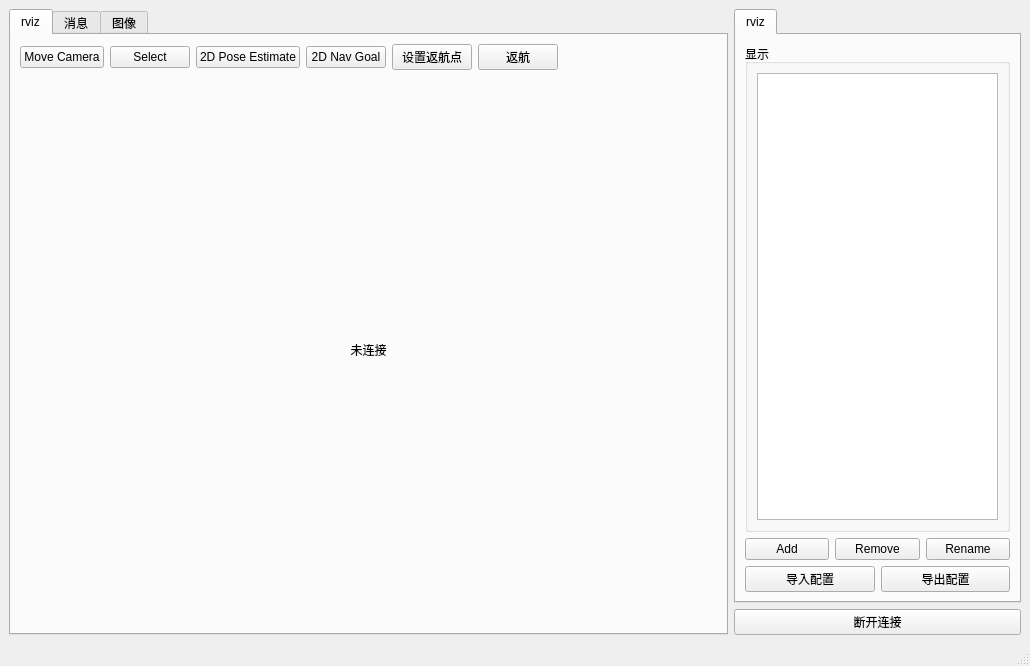
Old version of the form forms/mainwindow.ui in the repository icetd/RobotControl.
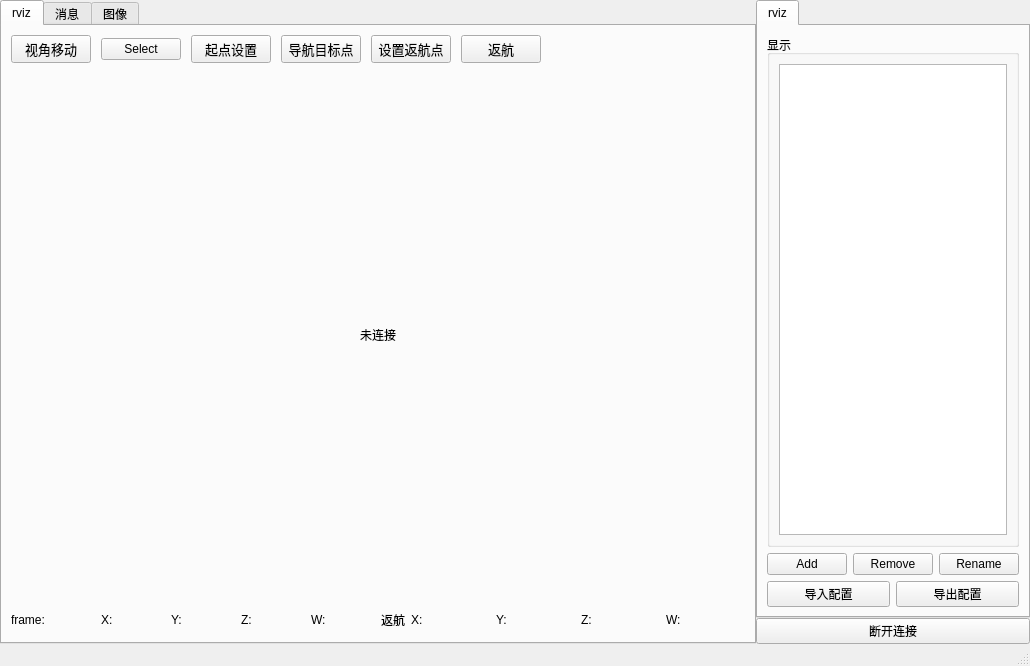
New version of the form.

Diff of the .ui file:
```diff
--- a/forms/mainwindow.ui
+++ b/forms/mainwindow.ui
@@ -38,7 +38,22 @@
    <property name="layoutDirection">
     <enum>Qt::LeftToRight</enum>
    </property>
-   <layout class="QHBoxLayout" name="horizontalLayout_2" stretch="5,2">
+   <layout class="QHBoxLayout" name="horizontalLayout_7" stretch="8,2">
+    <property name="spacing">
+     <number>0</number>
+    </property>
+    <property name="leftMargin">
+     <number>0</number>
+    </property>
+    <property name="topMargin">
+     <number>0</number>
+    </property>
+    <property name="rightMargin">
+     <number>0</number>
+    </property>
+    <property name="bottomMargin">
+     <number>0</number>
+    </property>
     <item>
      <widget class="QTabWidget" name="tabWidget_left">
       <property name="currentIndex">
@@ -48,13 +63,24 @@
        <attribute name="title">
         <string>rviz</string>
        </attribute>
-       <layout class="QVBoxLayout" name="verticalLayout" stretch="1,20">
+       <layout class="QVBoxLayout" name="verticalLayout" stretch="1,20,1">
         <item>
          <layout class="QHBoxLayout" name="horizontalLayout">
+          <property name="spacing">
+           <number>10</number>
+          </property>
+          <property name="leftMargin">
+           <number>0</number>
+          </property>
           <item>
-           <widget class="QPushButton" name="pushButton">
+           <widget class="QPushButton" name="btn_move_camera">
+            <property name="font">
+             <font>
+              <pointsize>10</pointsize>
+             </font>
+            </property>
             <property name="text">
-             <string>Move Camera</string>
+             <string>视角移动</string>
             </property>
            </widget>
           </item>
@@ -66,16 +92,26 @@
            </widget>
           </item>
           <item>
-           <widget class="QPushButton" name="pushButton_3">
+           <widget class="QPushButton" name="btn_set_pos">
+            <property name="font">
+             <font>
+              <pointsize>10</pointsize>
+             </font>
+            </property>
             <property name="text">
-             <string>2D Pose Estimate</string>
+             <string>起点设置</string>
             </property>
            </widget>
           </item>
           <item>
-           <widget class="QPushButton" name="pushButton_4">
+           <widget class="QPushButton" name="btn_set_goal">
+            <property name="font">
+             <font>
+              <pointsize>10</pointsize>
+             </font>
+            </property>
             <property name="text">
-             <string>2D Nav Goal</string>
+             <string>导航目标点</string>
             </property>
            </widget>
           </item>
@@ -83,7 +119,7 @@
            <widget class="QPushButton" name="pushButton_5">
             <property name="font">
              <font>
-              <pointsize>9</pointsize>
+              <pointsize>10</pointsize>
              </font>
             </property>
             <property name="text">
@@ -95,7 +131,7 @@
            <widget class="QPushButton" name="pushButton_6">
             <property name="font">
              <font>
-              <pointsize>9</pointsize>
+              <pointsize>10</pointsize>
              </font>
             </property>
             <property name="text">
@@ -132,6 +168,246 @@
           </item>
          </layout>
         </item>
+        <item>
+         <layout class="QHBoxLayout" name="horizontalLayout_2">
+          <item>
+           <layout class="QHBoxLayout" name="horizontalLayout_3" stretch="2,2,1,2,1,2,1,2,1,2">
+            <item>
+             <widget class="QLabel" name="label">
+              <property name="font">
+               <font>
+                <pointsize>9</pointsize>
+               </font>
+              </property>
+              <property name="text">
+               <string>frame:</string>
+              </property>
+             </widget>
+            </item>
+            <item>
+             <widget class="QLabel" name="label_frame">
+              <property name="font">
+               <font>
+                <pointsize>9</pointsize>
+               </font>
+              </property>
+              <property name="text">
+               <string/>
+              </property>
+             </widget>
+            </item>
+            <item>
+             <widget class="QLabel" name="label_3">
+              <property name="font">
+               <font>
+                <pointsize>9</pointsize>
+               </font>
+              </property>
+              <property name="text">
+               <string>X:</string>
+              </property>
+             </widget>
+            </item>
+            <item>
+             <widget class="QLabel" name="label_x">
+              <property name="font">
+               <font>
+                <pointsize>9</pointsize>
+               </font>
+              </property>
+              <property name="text">
+               <string/>
+              </property>
+             </widget>
+            </item>
+            <item>
+             <widget class="QLabel" name="label_5">
+              <property name="font">
+               <font>
+                <pointsize>9</pointsize>
+               </font>
+              </property>
+              <property name="text">
+               <string>Y:</string>
+              </property>
+             </widget>
+            </item>
+            <item>
+             <widget class="QLabel" name="label_y">
+              <property name="font">
+               <font>
+                <pointsize>9</pointsize>
+               </font>
+              </property>
+              <property name="text">
+               <string/>
+              </property>
+             </widget>
+            </item>
+            <item>
+             <widget class="QLabel" name="label_7">
+              <property name="font">
+               <font>
+                <pointsize>9</pointsize>
+               </font>
+              </property>
+              <property name="text">
+               <string>Z:</string>
+              </property>
+             </widget>
+            </item>
+            <item>
+             <widget class="QLabel" name="label_z">
+              <property name="font">
+               <font>
+                <pointsize>9</pointsize>
+               </font>
+              </property>
+              <property name="text">
+               <string/>
+              </property>
+             </widget>
+            </item>
+            <item>
+             <widget class="QLabel" name="label_2">
+              <property name="font">
+               <font>
+                <pointsize>9</pointsize>
+               </font>
+              </property>
+              <property name="text">
+               <string>W:</string>
+              </property>
+             </widget>
+            </item>
+            <item>
+             <widget class="QLabel" name="label_w">
+              <property name="font">
+               <font>
+                <pointsize>9</pointsize>
+               </font>
+              </property>
+              <property name="text">
+               <string/>
+              </property>
+             </widget>
+            </item>
+           </layout>
+          </item>
+          <item>
+           <layout class="QHBoxLayout" name="horizontalLayout_6" stretch="1,1,2,1,2,1,2,1,2">
+            <item>
+             <widget class="QLabel" name="label_4">
+              <property name="font">
+               <font>
+                <pointsize>9</pointsize>
+               </font>
+              </property>
+              <property name="text">
+               <string>返航</string>
+              </property>
+             </widget>
+            </item>
+            <item>
+             <widget class="QLabel" name="label_6">
+              <property name="font">
+               <font>
+                <pointsize>9</pointsize>
+               </font>
+              </property>
+              <property name="text">
+               <string>X:</string>
+              </property>
+             </widget>
+            </item>
+            <item>
+             <widget class="QLabel" name="label_x_return">
+              <property name="font">
+               <font>
+                <pointsize>9</pointsize>
+               </font>
+              </property>
+              <property name="text">
+               <string/>
+              </property>
+             </widget>
+            </item>
+            <item>
+             <widget class="QLabel" name="label_8">
+              <property name="font">
+               <font>
+                <pointsize>9</pointsize>
+               </font>
+              </property>
+              <property name="text">
+               <string>Y:</string>
+              </property>
+             </widget>
+            </item>
+            <item>
+             <widget class="QLabel" name="label_y_return">
+              <property name="font">
+               <font>
+                <pointsize>9</pointsize>
+               </font>
+              </property>
+              <property name="text">
+               <string/>
+              </property>
+             </widget>
+            </item>
+            <item>
+             <widget class="QLabel" name="label_9">
+              <property name="font">
+               <font>
+                <pointsize>9</pointsize>
+               </font>
+              </property>
+              <property name="text">
+               <string>Z:</string>
+              </property>
+             </widget>
+            </item>
+            <item>
+             <widget class="QLabel" name="label_z_return">
+              <property name="font">
+               <font>
+                <pointsize>9</pointsize>
+               </font>
+              </property>
+              <property name="text">
+               <string/>
+              </property>
+             </widget>
+            </item>
+            <item>
+             <widget class="QLabel" name="label_10">
+              <property name="font">
+               <font>
+                <pointsize>9</pointsize>
+               </font>
+              </property>
+              <property name="text">
+               <string>W:</string>
+              </property>
+             </widget>
+            </item>
+            <item>
+             <widget class="QLabel" name="label_w_return">
+              <property name="font">
+               <font>
+                <pointsize>9</pointsize>
+               </font>
+              </property>
+              <property name="text">
+               <string/>
+              </property>
+             </widget>
+            </item>
+           </layout>
+          </item>
+         </layout>
+        </item>
        </layout>
       </widget>
       <widget class="QWidget" name="otherWidget">
```
Left out of the diff: 6 changed lines with no effect on the pictures.
